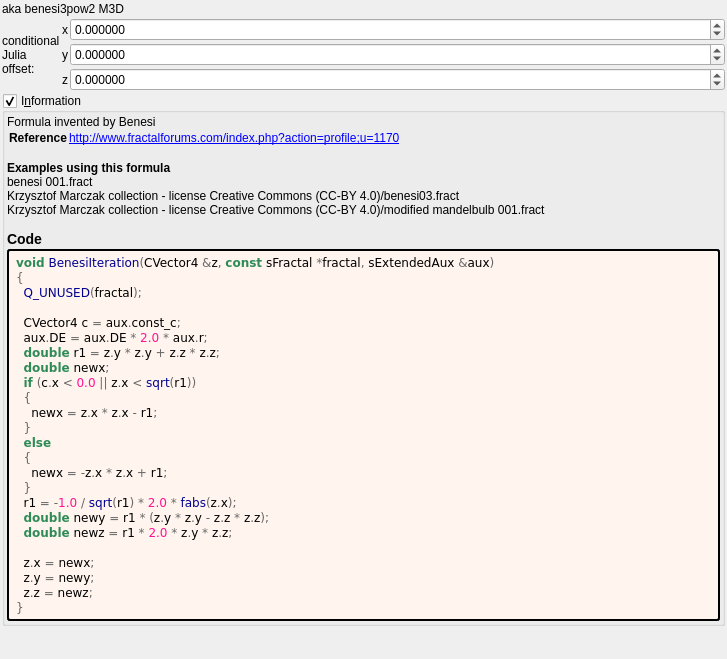
Above: mandelbulber2/formula/ui/benesi.ui from buddhi1980/mandelbulber2 before the change. Below: the same form after it.
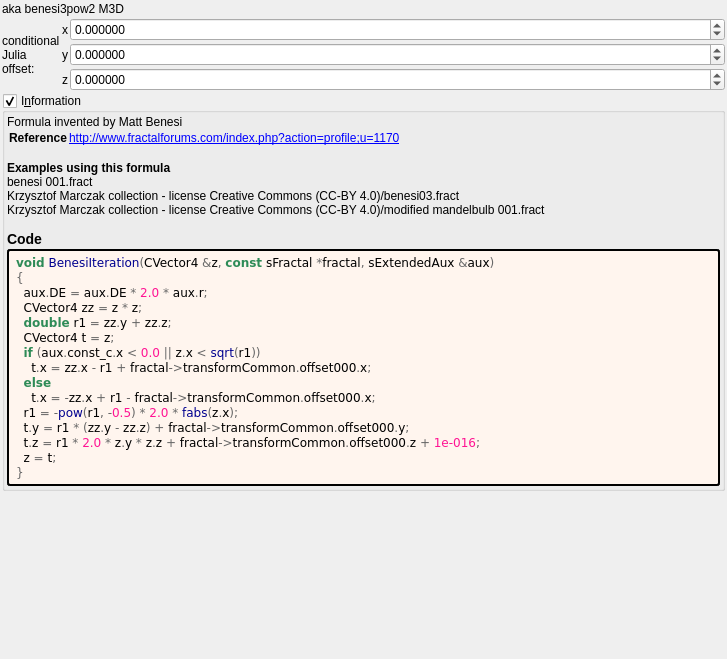
That is the form after the change. Custom widgets are drawn as their Qt base class.

Commit message: Updated OpenCL formula codes and UIs

Patch:
```diff
--- a/mandelbulber2/formula/ui/benesi.ui
+++ b/mandelbulber2/formula/ui/benesi.ui
@@ -187,7 +187,7 @@
       <item>
        <widget class="QLabel" name="label_information_general">
         <property name="text">
-         <string notr="true">&lt;p&gt;Formula invented by Benesi&lt;/p&gt;&lt;table&gt;
+         <string notr="true">&lt;p&gt;Formula invented by Matt Benesi&lt;/p&gt;&lt;table&gt;
 &lt;tr&gt;&lt;th&gt;Reference&lt;/th&gt;&lt;td&gt;&lt;a href=&quot;http://www.fractalforums.com/index.php?action=profile;u=1170&quot;&gt;http://www.fractalforums.com/index.php?action=profile;u=1170&lt;br&gt;
 &lt;/td&gt;&lt;/tr&gt;
 &lt;/table&gt;
@@ -213,27 +213,18 @@
          <string notr="true">&lt;body style=&quot;background-color:#fff5ee&quot;&gt;
 &lt;pre style=&quot;color:#000000; background-color:#fff5ee;  font-family:'Courier New',monospace;&quot;&gt;&lt;span style=&quot;color:#2e8b57; font-weight:bold&quot;&gt;void&lt;/span&gt; &lt;span style=&quot;color:#00008f&quot;&gt;BenesiIteration&lt;/span&gt;&lt;span style=&quot;color:#676767&quot;&gt;(&lt;/span&gt;CVector4 &lt;span style=&quot;color:#676767&quot;&gt;&amp;amp;&lt;/span&gt;z&lt;span style=&quot;color:#676767&quot;&gt;,&lt;/span&gt; &lt;span style=&quot;color:#2e8b57; font-weight:bold&quot;&gt;const&lt;/span&gt; sFractal &lt;span style=&quot;color:#676767&quot;&gt;*&lt;/span&gt;fractal&lt;span style=&quot;color:#676767&quot;&gt;,&lt;/span&gt; sExtendedAux &lt;span style=&quot;color:#676767&quot;&gt;&amp;amp;&lt;/span&gt;aux&lt;span style=&quot;color:#676767&quot;&gt;)&lt;/span&gt;
 &lt;span style=&quot;color:#676767&quot;&gt;{&lt;/span&gt;
-  &lt;span style=&quot;color:#00008f&quot;&gt;Q_UNUSED&lt;/span&gt;&lt;span style=&quot;color:#676767&quot;&gt;(&lt;/span&gt;fractal&lt;span style=&quot;color:#676767&quot;&gt;);&lt;/span&gt;
-
-  CVector4 c &lt;span style=&quot;color:#676767&quot;&gt;=&lt;/span&gt; aux&lt;span style=&quot;color:#676767&quot;&gt;.&lt;/span&gt;const_c&lt;span style=&quot;color:#676767&quot;&gt;;&lt;/span&gt;
   aux&lt;span style=&quot;color:#676767&quot;&gt;.&lt;/span&gt;DE &lt;span style=&quot;color:#676767&quot;&gt;=&lt;/span&gt; aux&lt;span style=&quot;color:#676767&quot;&gt;.&lt;/span&gt;DE &lt;span style=&quot;color:#676767&quot;&gt;*&lt;/span&gt; &lt;span style=&quot;color:#ff1493&quot;&gt;2.0&lt;/span&gt; &lt;span style=&quot;color:#676767&quot;&gt;*&lt;/span&gt; aux&lt;span style=&quot;color:#676767&quot;&gt;.&lt;/span&gt;r&lt;span style=&quot;color:#676767&quot;&gt;;&lt;/span&gt;
-  &lt;span style=&quot;color:#2e8b57; font-weight:bold&quot;&gt;double&lt;/span&gt; r1 &lt;span style=&quot;color:#676767&quot;&gt;=&lt;/span&gt; z&lt;span style=&quot;color:#676767&quot;&gt;.&lt;/span&gt;y &lt;span style=&quot;color:#676767&quot;&gt;*&lt;/span&gt; z&lt;span style=&quot;color:#676767&quot;&gt;.&lt;/span&gt;y &lt;span style=&quot;color:#676767&quot;&gt;+&lt;/span&gt; z&lt;span style=&quot;color:#676767&quot;&gt;.&lt;/span&gt;z &lt;span style=&quot;color:#676767&quot;&gt;*&lt;/span&gt; z&lt;span style=&quot;color:#676767&quot;&gt;.&lt;/span&gt;z&lt;span style=&quot;color:#676767&quot;&gt;;&lt;/span&gt;
-  &lt;span style=&quot;color:#2e8b57; font-weight:bold&quot;&gt;double&lt;/span&gt; newx&lt;span style=&quot;color:#676767&quot;&gt;;&lt;/span&gt;
-  &lt;span style=&quot;color:#2e8b57; font-weight:bold&quot;&gt;if&lt;/span&gt; &lt;span style=&quot;color:#676767&quot;&gt;(&lt;/span&gt;c&lt;span style=&quot;color:#676767&quot;&gt;.&lt;/span&gt;x &lt;span style=&quot;color:#676767&quot;&gt;&amp;lt;&lt;/span&gt; &lt;span style=&quot;color:#ff1493&quot;&gt;0.0&lt;/span&gt; &lt;span style=&quot;color:#676767&quot;&gt;||&lt;/span&gt; z&lt;span style=&quot;color:#676767&quot;&gt;.&lt;/span&gt;x &lt;span style=&quot;color:#676767&quot;&gt;&amp;lt;&lt;/span&gt; &lt;span style=&quot;color:#00008f&quot;&gt;sqrt&lt;/span&gt;&lt;span style=&quot;color:#676767&quot;&gt;(&lt;/span&gt;r1&lt;span style=&quot;color:#676767&quot;&gt;))&lt;/span&gt;
-  &lt;span style=&quot;color:#676767&quot;&gt;{&lt;/span&gt;
-    newx &lt;span style=&quot;color:#676767&quot;&gt;=&lt;/span&gt; z&lt;span style=&quot;color:#676767&quot;&gt;.&lt;/span&gt;x &lt;span style=&quot;color:#676767&quot;&gt;*&lt;/span&gt; z&lt;span style=&quot;color:#676767&quot;&gt;.&lt;/span&gt;x &lt;span style=&quot;color:#676767&quot;&gt;-&lt;/span&gt; r1&lt;span style=&quot;color:#676767&quot;&gt;;&lt;/span&gt;
-  &lt;span style=&quot;color:#676767&quot;&gt;}&lt;/span&gt;
+  CVector4 zz &lt;span style=&quot;color:#676767&quot;&gt;=&lt;/span&gt; z &lt;span style=&quot;color:#676767&quot;&gt;*&lt;/span&gt; z&lt;span style=&quot;color:#676767&quot;&gt;;&lt;/span&gt;
+  &lt;span style=&quot;color:#2e8b57; font-weight:bold&quot;&gt;double&lt;/span&gt; r1 &lt;span style=&quot;color:#676767&quot;&gt;=&lt;/span&gt; zz&lt;span style=&quot;color:#676767&quot;&gt;.&lt;/span&gt;y &lt;span style=&quot;color:#676767&quot;&gt;+&lt;/span&gt; zz&lt;span style=&quot;color:#676767&quot;&gt;.&lt;/span&gt;z&lt;span style=&quot;color:#676767&quot;&gt;;&lt;/span&gt;
+  CVector4 t &lt;span style=&quot;color:#676767&quot;&gt;=&lt;/span&gt; z&lt;span style=&quot;color:#676767&quot;&gt;;&lt;/span&gt;
+  &lt;span style=&quot;color:#2e8b57; font-weight:bold&quot;&gt;if&lt;/span&gt; &lt;span style=&quot;color:#676767&quot;&gt;(&lt;/span&gt;aux&lt;span style=&quot;color:#676767&quot;&gt;.&lt;/span&gt;const_c&lt;span style=&quot;color:#676767&quot;&gt;.&lt;/span&gt;x &lt;span style=&quot;color:#676767&quot;&gt;&amp;lt;&lt;/span&gt; &lt;span style=&quot;color:#ff1493&quot;&gt;0.0&lt;/span&gt; &lt;span style=&quot;color:#676767&quot;&gt;||&lt;/span&gt; z&lt;span style=&quot;color:#676767&quot;&gt;.&lt;/span&gt;x &lt;span style=&quot;color:#676767&quot;&gt;&amp;lt;&lt;/span&gt; &lt;span style=&quot;color:#00008f&quot;&gt;sqrt&lt;/span&gt;&lt;span style=&quot;color:#676767&quot;&gt;(&lt;/span&gt;r1&lt;span style=&quot;color:#676767&quot;&gt;))&lt;/span&gt;
+    t&lt;span style=&quot;color:#676767&quot;&gt;.&lt;/span&gt;x &lt;span style=&quot;color:#676767&quot;&gt;=&lt;/span&gt; zz&lt;span style=&quot;color:#676767&quot;&gt;.&lt;/span&gt;x &lt;span style=&quot;color:#676767&quot;&gt;-&lt;/span&gt; r1 &lt;span style=&quot;color:#676767&quot;&gt;+&lt;/span&gt; fractal&lt;span style=&quot;color:#676767&quot;&gt;-&amp;gt;&lt;/span&gt;transformCommon&lt;span style=&quot;color:#676767&quot;&gt;.&lt;/span&gt;offset000&lt;span style=&quot;color:#676767&quot;&gt;.&lt;/span&gt;x&lt;span style=&quot;color:#676767&quot;&gt;;&lt;/span&gt;
   &lt;span style=&quot;color:#2e8b57; font-weight:bold&quot;&gt;else&lt;/span&gt;
-  &lt;span style=&quot;color:#676767&quot;&gt;{&lt;/span&gt;
-    newx &lt;span style=&quot;color:#676767&quot;&gt;= -&lt;/span&gt;z&lt;span style=&quot;color:#676767&quot;&gt;.&lt;/span&gt;x &lt;span style=&quot;color:#676767&quot;&gt;*&lt;/span&gt; z&lt;span style=&quot;color:#676767&quot;&gt;.&lt;/span&gt;x &lt;span style=&quot;color:#676767&quot;&gt;+&lt;/span&gt; r1&lt;span style=&quot;color:#676767&quot;&gt;;&lt;/span&gt;
-  &lt;span style=&quot;color:#676767&quot;&gt;}&lt;/span&gt;
-  r1 &lt;span style=&quot;color:#676767&quot;&gt;= -&lt;/span&gt;&lt;span style=&quot;color:#ff1493&quot;&gt;1.0&lt;/span&gt; &lt;span style=&quot;color:#676767&quot;&gt;/&lt;/span&gt; &lt;span style=&quot;color:#00008f&quot;&gt;sqrt&lt;/span&gt;&lt;span style=&quot;color:#676767&quot;&gt;(&lt;/span&gt;r1&lt;span style=&quot;color:#676767&quot;&gt;) *&lt;/span&gt; &lt;span style=&quot;color:#ff1493&quot;&gt;2.0&lt;/span&gt; &lt;span style=&quot;color:#676767&quot;&gt;*&lt;/span&gt; &lt;span style=&quot;color:#00008f&quot;&gt;fabs&lt;/span&gt;&lt;span style=&quot;color:#676767&quot;&gt;(&lt;/span&gt;z&lt;span style=&quot;color:#676767&quot;&gt;.&lt;/span&gt;x&lt;span style=&quot;color:#676767&quot;&gt;);&lt;/span&gt;
-  &lt;span style=&quot;color:#2e8b57; font-weight:bold&quot;&gt;double&lt;/span&gt; newy &lt;span style=&quot;color:#676767&quot;&gt;=&lt;/span&gt; r1 &lt;span style=&quot;color:#676767&quot;&gt;* (&lt;/span&gt;z&lt;span style=&quot;color:#676767&quot;&gt;.&lt;/span&gt;y &lt;span style=&quot;color:#676767&quot;&gt;*&lt;/span&gt; z&lt;span style=&quot;color:#676767&quot;&gt;.&lt;/span&gt;y &lt;span style=&quot;color:#676767&quot;&gt;-&lt;/span&gt; z&lt;span style=&quot;color:#676767&quot;&gt;.&lt;/span&gt;z &lt;span style=&quot;color:#676767&quot;&gt;*&lt;/span&gt; z&lt;span style=&quot;color:#676767&quot;&gt;.&lt;/span&gt;z&lt;span style=&quot;color:#676767&quot;&gt;);&lt;/span&gt;
-  &lt;span style=&quot;color:#2e8b57; font-weight:bold&quot;&gt;double&lt;/span&gt; newz &lt;span style=&quot;color:#676767&quot;&gt;=&lt;/span&gt; r1 &lt;span style=&quot;color:#676767&quot;&gt;*&lt;/span&gt; &lt;span style=&quot;color:#ff1493&quot;&gt;2.0&lt;/span&gt; &lt;span style=&quot;color:#676767&quot;&gt;*&lt;/span&gt; z&lt;span style=&quot;color:#676767&quot;&gt;.&lt;/span&gt;y &lt;span style=&quot;color:#676767&quot;&gt;*&lt;/span&gt; z&lt;span style=&quot;color:#676767&quot;&gt;.&lt;/span&gt;z&lt;span style=&quot;color:#676767&quot;&gt;;&lt;/span&gt;
-
-  z&lt;span style=&quot;color:#676767&quot;&gt;.&lt;/span&gt;x &lt;span style=&quot;color:#676767&quot;&gt;=&lt;/span&gt; newx&lt;span style=&quot;color:#676767&quot;&gt;;&lt;/span&gt;
-  z&lt;span style=&quot;color:#676767&quot;&gt;.&lt;/span&gt;y &lt;span style=&quot;color:#676767&quot;&gt;=&lt;/span&gt; newy&lt;span style=&quot;color:#676767&quot;&gt;;&lt;/span&gt;
-  z&lt;span style=&quot;color:#676767&quot;&gt;.&lt;/span&gt;z &lt;span style=&quot;color:#676767&quot;&gt;=&lt;/span&gt; newz&lt;span style=&quot;color:#676767&quot;&gt;;&lt;/span&gt;
+    t&lt;span style=&quot;color:#676767&quot;&gt;.&lt;/span&gt;x &lt;span style=&quot;color:#676767&quot;&gt;= -&lt;/span&gt;zz&lt;span style=&quot;color:#676767&quot;&gt;.&lt;/span&gt;x &lt;span style=&quot;color:#676767&quot;&gt;+&lt;/span&gt; r1 &lt;span style=&quot;color:#676767&quot;&gt;-&lt;/span&gt; fractal&lt;span style=&quot;color:#676767&quot;&gt;-&amp;gt;&lt;/span&gt;transformCommon&lt;span style=&quot;color:#676767&quot;&gt;.&lt;/span&gt;offset000&lt;span style=&quot;color:#676767&quot;&gt;.&lt;/span&gt;x&lt;span style=&quot;color:#676767&quot;&gt;;&lt;/span&gt;
+  r1 &lt;span style=&quot;color:#676767&quot;&gt;= -&lt;/span&gt;&lt;span style=&quot;color:#00008f&quot;&gt;pow&lt;/span&gt;&lt;span style=&quot;color:#676767&quot;&gt;(&lt;/span&gt;r1&lt;span style=&quot;color:#676767&quot;&gt;, -&lt;/span&gt;&lt;span style=&quot;color:#ff1493&quot;&gt;0.5&lt;/span&gt;&lt;span style=&quot;color:#676767&quot;&gt;) *&lt;/span&gt; &lt;span style=&quot;color:#ff1493&quot;&gt;2.0&lt;/span&gt; &lt;span style=&quot;color:#676767&quot;&gt;*&lt;/span&gt; &lt;span style=&quot;color:#00008f&quot;&gt;fabs&lt;/span&gt;&lt;span style=&quot;color:#676767&quot;&gt;(&lt;/span&gt;z&lt;span style=&quot;color:#676767&quot;&gt;.&lt;/span&gt;x&lt;span style=&quot;color:#676767&quot;&gt;);&lt;/span&gt;
+  t&lt;span style=&quot;color:#676767&quot;&gt;.&lt;/span&gt;y &lt;span style=&quot;color:#676767&quot;&gt;=&lt;/span&gt; r1 &lt;span style=&quot;color:#676767&quot;&gt;* (&lt;/span&gt;zz&lt;span style=&quot;color:#676767&quot;&gt;.&lt;/span&gt;y &lt;span style=&quot;color:#676767&quot;&gt;-&lt;/span&gt; zz&lt;span style=&quot;color:#676767&quot;&gt;.&lt;/span&gt;z&lt;span style=&quot;color:#676767&quot;&gt;) +&lt;/span&gt; fractal&lt;span style=&quot;color:#676767&quot;&gt;-&amp;gt;&lt;/span&gt;transformCommon&lt;span style=&quot;color:#676767&quot;&gt;.&lt;/span&gt;offset000&lt;span style=&quot;color:#676767&quot;&gt;.&lt;/span&gt;y&lt;span style=&quot;color:#676767&quot;&gt;;&lt;/span&gt;
+  t&lt;span style=&quot;color:#676767&quot;&gt;.&lt;/span&gt;z &lt;span style=&quot;color:#676767&quot;&gt;=&lt;/span&gt; r1 &lt;span style=&quot;color:#676767&quot;&gt;*&lt;/span&gt; &lt;span style=&quot;color:#ff1493&quot;&gt;2.0&lt;/span&gt; &lt;span style=&quot;color:#676767&quot;&gt;*&lt;/span&gt; z&lt;span style=&quot;color:#676767&quot;&gt;.&lt;/span&gt;y &lt;span style=&quot;color:#676767&quot;&gt;*&lt;/span&gt; z&lt;span style=&quot;color:#676767&quot;&gt;.&lt;/span&gt;z &lt;span style=&quot;color:#676767&quot;&gt;+&lt;/span&gt; fractal&lt;span style=&quot;color:#676767&quot;&gt;-&amp;gt;&lt;/span&gt;transformCommon&lt;span style=&quot;color:#676767&quot;&gt;.&lt;/span&gt;offset000&lt;span style=&quot;color:#676767&quot;&gt;.&lt;/span&gt;z &lt;span style=&quot;color:#676767&quot;&gt;+&lt;/span&gt; &lt;span style=&quot;color:#ff1493&quot;&gt;1e-016&lt;/span&gt;&lt;span style=&quot;color:#676767&quot;&gt;;&lt;/span&gt;
+  z &lt;span style=&quot;color:#676767&quot;&gt;=&lt;/span&gt; t&lt;span style=&quot;color:#676767&quot;&gt;;&lt;/span&gt;
 &lt;span style=&quot;color:#676767&quot;&gt;}&lt;/span&gt;
 &lt;/pre&gt;
 &lt;/body&gt;</string>
```
Left out of the diff: 2 changed lines with no effect on the pictures. The commit also changes 68 other files.
